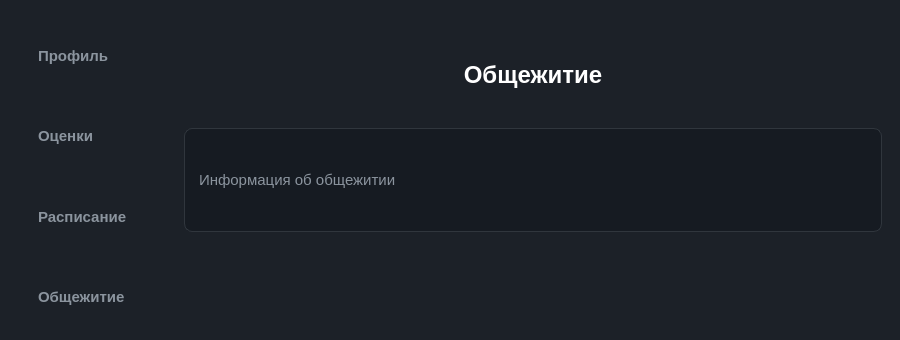
First picture: the form in frontend/dashboardwindow.ui, repository fomzzer/UniApp, before the edit; both pictures show x 0 to 900 and y 0 to 340 of the 900 by 600 pixel window.
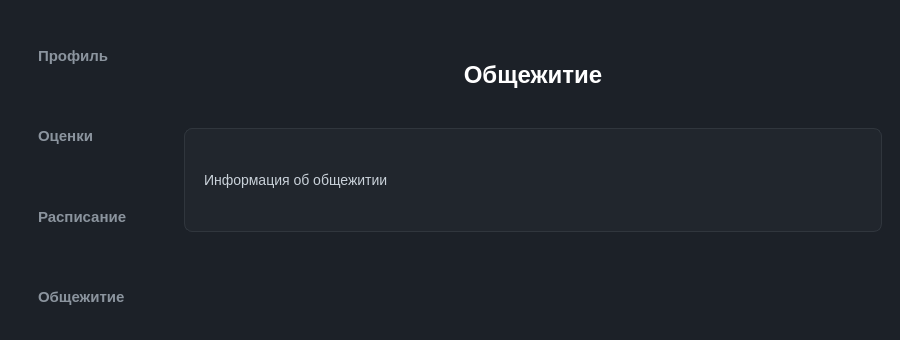
Second picture: the form after the edit. The open tabs and pages were chosen to show the change. Icons and pictures are not drawn.

Patch:
```diff
--- a/frontend/dashboardwindow.ui
+++ b/frontend/dashboardwindow.ui
@@ -10,9 +10,21 @@
     <height>600</height>
    </rect>
   </property>
+  <property name="sizePolicy">
+   <sizepolicy hsizetype="Preferred" vsizetype="Preferred">
+    <horstretch>0</horstretch>
+    <verstretch>0</verstretch>
+   </sizepolicy>
+  </property>
   <property name="minimumSize">
    <size>
-    <width>800</width>
+    <width>900</width>
+    <height>600</height>
+   </size>
+  </property>
+  <property name="maximumSize">
+   <size>
+    <width>900</width>
     <height>600</height>
    </size>
   </property>
@@ -208,18 +220,17 @@
     padding-top: 20px;
 }
 
-QLabel#label_8 {
-    font-size: 15px;
-    color: #8B949E;
-    line-height: 1.5;
-    padding: 10px;
-    background-color: #161B22;
-    border-radius: 8px;
-    border: 1px solid #30363D;
-}
-
 QTableWidget::item {
     padding: 8px 4px;
+}
+
+QLabel#label_8 {
+    background-color: #21262d;
+    border: 1px solid #30363d;
+    border-radius: 8px;
+    padding: 16px;
+    color: #c9d1d9;
+    font-size: 14px;
 }</string>
   </property>
   <widget class="QWidget" name="centralwidget">
@@ -677,6 +688,9 @@
               <property name="text">
                <string>Информация об общежитии</string>
               </property>
+              <property name="wordWrap">
+               <bool>true</bool>
+              </property>
              </widget>
             </item>
             <item>
```
